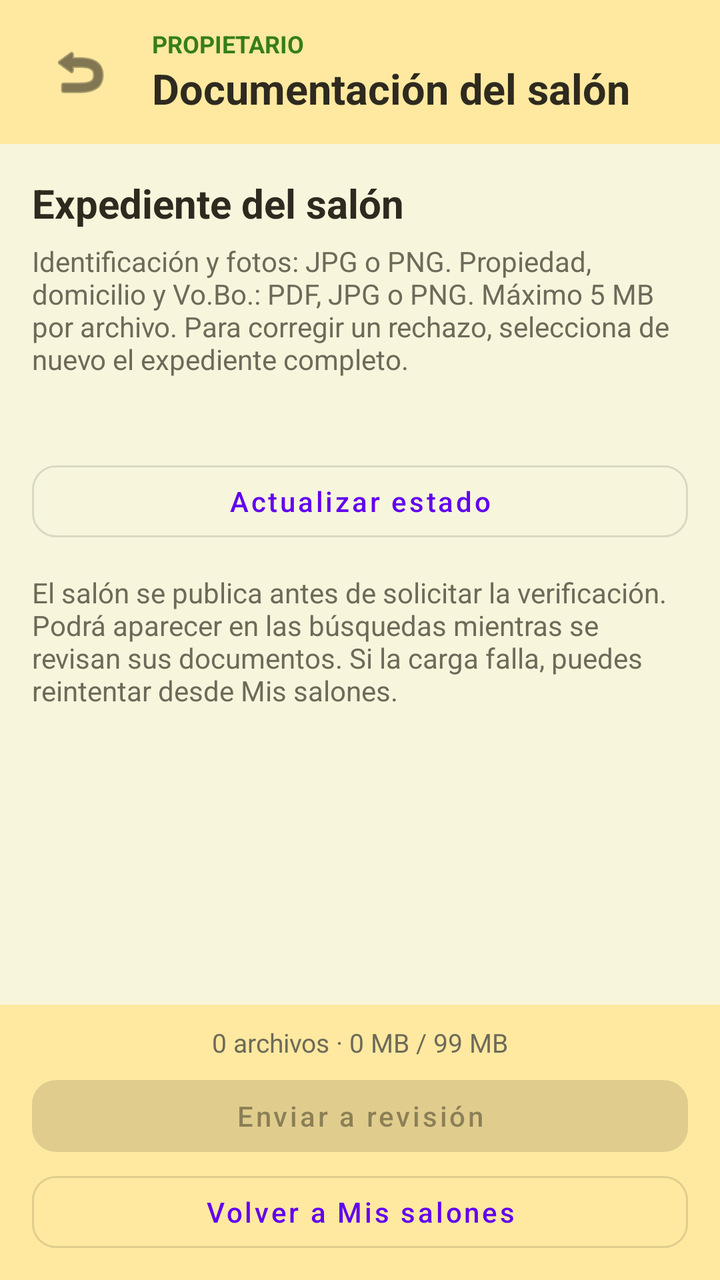
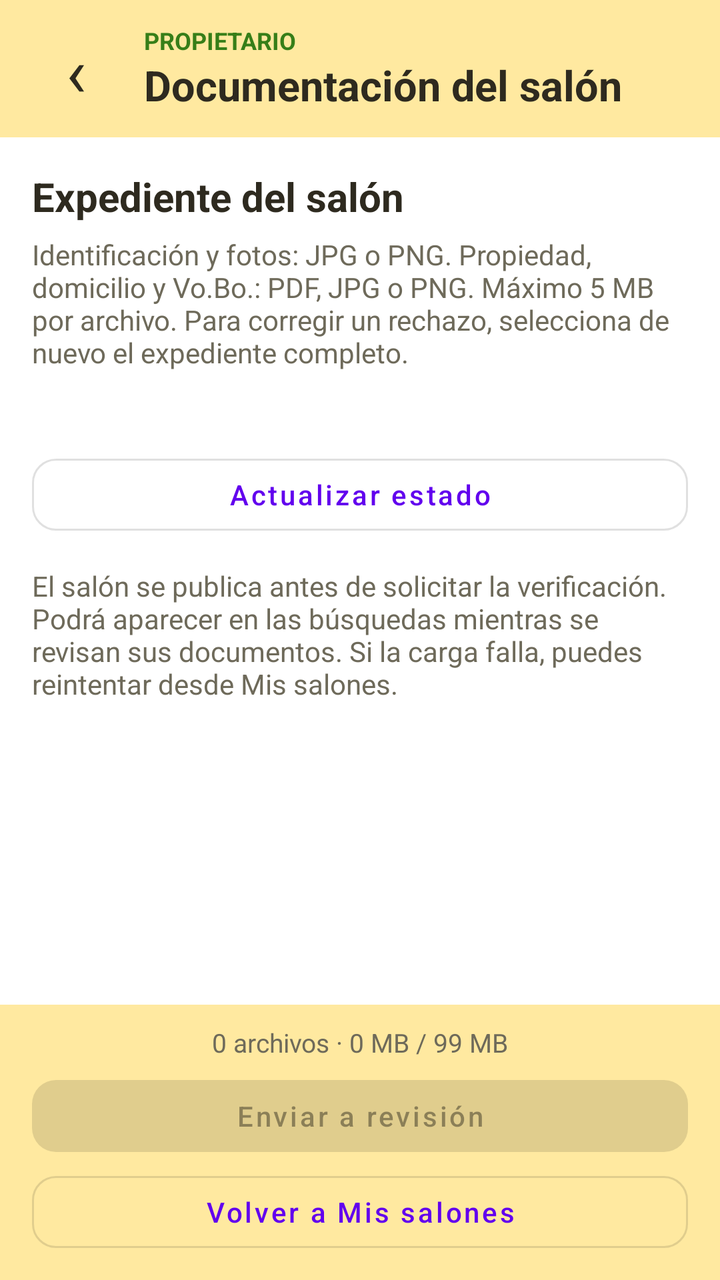

Compare the two renders of this Android layout. The source of the first and the diff that turns it into the second are given below.
<!-- AndroidManifest.xml: application theme Theme.Ocasion_mobil_v2 -->
<!-- res/layout/activity_documentos_salon.xml -->
<?xml version="1.0" encoding="utf-8"?>
<LinearLayout xmlns:android="http://schemas.android.com/apk/res/android"
    xmlns:app="http://schemas.android.com/apk/res-auto"
    android:id="@+id/rootDocumentosSalon"
    android:layout_width="match_parent"
    android:layout_height="match_parent"
    android:background="@color/bg_general"
    android:orientation="vertical">

    
    <LinearLayout
        android:layout_width="match_parent"
        android:layout_height="wrap_content"
        android:background="@color/header_footer_light"
        android:gravity="center_vertical"
        android:orientation="horizontal"
        android:paddingHorizontal="16dp"
        android:paddingVertical="12dp">

        <ImageButton
            android:id="@+id/btnVolverDocumentos"
            android:layout_width="48dp"
            android:layout_height="48dp"
            android:background="@drawable/bg_icon_circle"
            android:contentDescription="Volver"
            android:padding="12dp"
            android:src="@android:drawable/ic_menu_revert"
            app:tint="@color/texto_principal" />

        <LinearLayout
            android:layout_width="0dp"
            android:layout_height="wrap_content"
            android:layout_marginStart="12dp"
            android:layout_weight="1"
            android:orientation="vertical">

            <TextView
                android:layout_width="wrap_content"
                android:layout_height="wrap_content"
                android:text="PROPIETARIO"
                android:textColor="@color/verde_primario"
                android:textSize="12sp"
                android:textStyle="bold" />

            <TextView
                android:layout_width="wrap_content"
                android:layout_height="wrap_content"
                android:text="Documentación del salón"
                android:textColor="@color/texto_principal"
                android:textSize="21sp"
                android:textStyle="bold" />
        </LinearLayout>
    </LinearLayout>

    
    <androidx.core.widget.NestedScrollView
        android:layout_width="match_parent"
        android:layout_height="0dp"
        android:layout_weight="1"
        android:fillViewport="true">

        <LinearLayout
            android:layout_width="match_parent"
            android:layout_height="wrap_content"
            android:orientation="vertical"
            android:padding="16dp">

            <TextView
                android:id="@+id/tvNombreDocumentos"
                android:layout_width="match_parent"
                android:layout_height="wrap_content"
                android:text="Expediente del salón"
                android:textColor="@color/texto_principal"
                android:textSize="20sp"
                android:textStyle="bold" />

            <TextView
                android:layout_width="match_parent"
                android:layout_height="wrap_content"
                android:layout_marginTop="6dp"
                android:text="Identificación y fotos: JPG o PNG. Propiedad, domicilio y Vo.Bo.: PDF, JPG o PNG. Máximo 5 MB por archivo. Para corregir un rechazo, selecciona de nuevo el expediente completo."
                android:textColor="@color/texto_secundario"
                android:textSize="14sp" />

            
            <TextView
                android:id="@+id/tvObservacionesDocumentos"
                android:layout_width="match_parent"
                android:layout_height="wrap_content"
                android:layout_marginTop="12dp"
                android:background="@drawable/bg_owner_card"
                android:padding="12dp"
                android:textColor="@color/rojo_error"
                android:textSize="14sp"
                android:visibility="gone" />

            <TextView
                android:id="@+id/tvEstadoDocumentos"
                android:layout_width="match_parent"
                android:layout_height="wrap_content"
                android:layout_marginTop="16dp"
                android:accessibilityLiveRegion="polite"
                android:textColor="@color/texto_principal"
                android:textSize="16sp"
                android:textStyle="bold" />

            <com.google.android.material.button.MaterialButton
                android:id="@+id/btnActualizarDocumentos"
                style="@style/Widget.MaterialComponents.Button.OutlinedButton"
                android:layout_width="match_parent"
                android:layout_height="wrap_content"
                android:text="Actualizar estado"
                android:textAllCaps="false"
                app:cornerRadius="12dp" />

            
            <LinearLayout
                android:id="@+id/containerDocumentos"
                android:layout_width="match_parent"
                android:layout_height="wrap_content"
                android:orientation="vertical" />

            <TextView
                android:layout_width="match_parent"
                android:layout_height="wrap_content"
                android:layout_marginTop="12dp"
                android:text="El salón se publica antes de solicitar la verificación. Podrá aparecer en las búsquedas mientras se revisan sus documentos. Si la carga falla, puedes reintentar desde Mis salones."
                android:textColor="@color/texto_secundario"
                android:textSize="14sp" />

            <ProgressBar
                android:id="@+id/progresoDocumentos"
                android:layout_width="wrap_content"
                android:layout_height="wrap_content"
                android:layout_gravity="center_horizontal"
                android:layout_marginTop="12dp"
                android:visibility="gone" />

            <TextView
                android:id="@+id/tvErrorDocumentos"
                android:layout_width="match_parent"
                android:layout_height="wrap_content"
                android:layout_marginTop="12dp"
                android:accessibilityLiveRegion="polite"
                android:textColor="@color/rojo_error"
                android:visibility="gone" />

        </LinearLayout>
    </androidx.core.widget.NestedScrollView>

    
    <LinearLayout
        android:layout_width="match_parent"
        android:layout_height="wrap_content"
        android:background="@color/header_footer_light"
        android:orientation="vertical"
        android:paddingHorizontal="16dp"
        android:paddingVertical="10dp">

        <TextView
            android:id="@+id/tvTotalDocumentos"
            android:layout_width="match_parent"
            android:layout_height="wrap_content"
            android:accessibilityLiveRegion="polite"
            android:gravity="center"
            android:text="0 archivos · 0 MB / 99 MB"
            android:textColor="@color/texto_secundario"
            android:textSize="13sp" />

        <com.google.android.material.button.MaterialButton
            android:id="@+id/btnEnviarDocumentos"
            android:layout_width="match_parent"
            android:layout_height="wrap_content"
            android:layout_marginTop="4dp"
            android:enabled="false"
            android:minHeight="48dp"
            android:text="Enviar a revisión"
            android:textAllCaps="false"
            app:cornerRadius="12dp" />
        <com.google.android.material.button.MaterialButton
            android:id="@+id/btnMisSalonesDocumentos"
            style="@style/Widget.MaterialComponents.Button.OutlinedButton"
            android:layout_width="match_parent"
            android:layout_height="wrap_content"
            android:text="Volver a Mis salones"
            android:textAllCaps="false"
            app:cornerRadius="12dp" />
    </LinearLayout>

</LinearLayout>
<!-- resources referenced by this layout -->
<resources>
  <color name="bg_general">#F7F6DC</color>
  <color name="header_footer_light">#FFE9A0</color>
  <color name="rojo_error">#CC3636</color>
  <color name="texto_principal">#2E2A1F</color>
  <color name="texto_secundario">#6E6A5A</color>
  <color name="verde_primario">#367E18</color>
  <!-- drawable bg_icon_circle (drawable) -->
  <?xml version="1.0" encoding="utf-8"?>
  <shape xmlns:android="http://schemas.android.com/apk/res/android">
  
      <solid android:color="@color/header_footer_light" />
  
      <corners android:radius="25dp" />
  
  </shape>
  <!-- drawable bg_owner_card (drawable) -->
  <?xml version="1.0" encoding="utf-8"?>
  <shape xmlns:android="http://schemas.android.com/apk/res/android"
      android:shape="rectangle">
  
      <solid android:color="@color/blanco" />
  
      <corners android:radius="22dp" />
  
      <stroke
          android:width="1dp"
          android:color="@color/borde_input" />
  
  </shape>
  <style name="Theme.Ocasion_mobil_v2" parent="Theme.MaterialComponents.Light.NoActionBar" />
  <color name="blanco">#FFFFFF</color>
  <color name="borde_input">#E0DCB8</color>
</resources>

<!-- the commit's change to res/layout/activity_documentos_salon.xml (unified diff, before → after) -->
@@ -16,16 +16,16 @@
         android:orientation="horizontal"
         android:paddingHorizontal="16dp"
         android:paddingVertical="12dp">
+        <TextView
+            android:id="@+id/btnVolverDocumentos"
+            android:layout_width="44dp"
+            android:layout_height="44dp"
+            android:gravity="center"
+            android:text="‹"
+            android:textColor="@color/texto_principal"
+            android:textSize="34sp"
+            android:contentDescription="Volver"/>
 
-        <ImageButton
-            android:id="@+id/btnVolverDocumentos"
-            android:layout_width="48dp"
-            android:layout_height="48dp"
-            android:background="@drawable/bg_icon_circle"
-            android:contentDescription="Volver"
-            android:padding="12dp"
-            android:src="@android:drawable/ic_menu_revert"
-            app:tint="@color/texto_principal" />
 
         <LinearLayout
             android:layout_width="0dp"
<!-- resource entries referenced after the edit -->
@@ -1,20 +1,11 @@
 <!-- resources referenced by this layout -->
 <resources>
-  <color name="bg_general">#F7F6DC</color>
+  <color name="bg_general">#FFFFFF</color>
   <color name="header_footer_light">#FFE9A0</color>
   <color name="rojo_error">#CC3636</color>
   <color name="texto_principal">#2E2A1F</color>
   <color name="texto_secundario">#6E6A5A</color>
   <color name="verde_primario">#367E18</color>
-  <!-- drawable bg_icon_circle (drawable) -->
-  <?xml version="1.0" encoding="utf-8"?>
-  <shape xmlns:android="http://schemas.android.com/apk/res/android">
-  
-      <solid android:color="@color/header_footer_light" />
-  
-      <corners android:radius="25dp" />
-  
-  </shape>
   <!-- drawable bg_owner_card (drawable) -->
   <?xml version="1.0" encoding="utf-8"?>
   <shape xmlns:android="http://schemas.android.com/apk/res/android"
